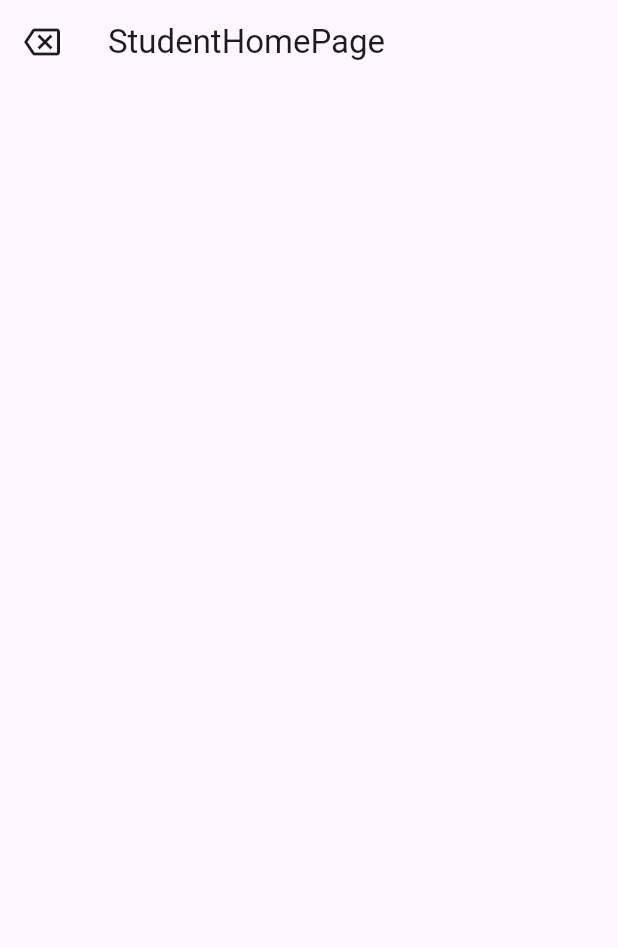
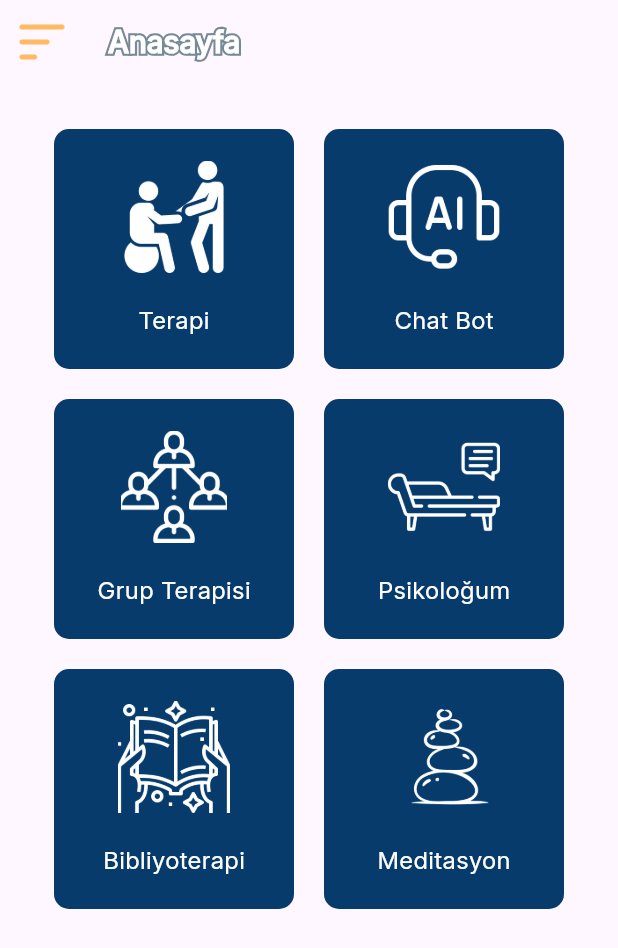
Before and after one commit to tugba0278/Benle-Kal, a Flutter app: the StudentHomePage screen opened by its route, on a phone screen of 412 x 824 dp. Shown: the top 948 px of the screen. Run offline on Flutter 3.47's test engine with Material 3 defaults, Android fonts, the light colour scheme and no system bars; our stand-ins replace firebase_auth, firebase_core; accounts and stored records are empty.

Commit message:
gridview and menu drawer design is added in student home page

```diff
--- /dev/null
+++ b/lib/design-classes/home_page_grid.dart
@@ -0,0 +1,49 @@
+import 'package:flutter/material.dart';
+import 'package:psychology_app/styles.dart';
+
+class HomePageGrid extends StatelessWidget {
+  final Color color;
+  final double height;
+  final double width;
+  final String imagePath;
+  final String text;
+
+  const HomePageGrid({
+    super.key,
+    this.color = const Color(0xFF063B6C),
+    this.height = 130,
+    this.width = 130,
+    required this.imagePath,
+    required this.text,
+  });
+
+  @override
+  Widget build(BuildContext context) {
+    return Container(
+      alignment: Alignment.center,
+      width: width,
+      height: height,
+      decoration: BoxDecoration(
+        borderRadius: BorderRadius.circular(10),
+        color: color,
+      ),
+      child: Column(
+        mainAxisAlignment: MainAxisAlignment.center,
+        children: [
+          Image.asset(
+            imagePath,
+            height: 75,
+            width: 75,
+          ),
+          const SizedBox(
+            height: 20,
+          ),
+          Text(
+            text,
+            style: gridTextStyle,
+          ),
+        ],
+      ),
+    );
+  }
+}
--- /dev/null
+++ b/lib/design-classes/stroke_text_widget.dart
@@ -0,0 +1,45 @@
+import 'package:flutter/material.dart';
+import 'package:psychology_app/styles.dart';
+
+class StrokeText extends StatelessWidget {
+  final String text;
+  final double fontSize;
+  final Color strokeColor;
+  final Color fillColor;
+
+  const StrokeText(
+      {super.key,
+      required this.text,
+      this.fontSize = 20,
+      this.strokeColor = const Color(0xFF798998),
+      this.fillColor = Colors.white});
+
+  @override
+  Widget build(BuildContext context) {
+    return Stack(
+      children: [
+        //Stroke çizgi
+        Text(
+          text,
+          style: TextStyle(
+              fontSize: fontSize,
+              fontWeight: fontWeightBold,
+              fontFamily: fontFamily,
+              foreground: Paint()
+                ..style = PaintingStyle.stroke
+                ..strokeWidth = 3
+                ..color = strokeColor),
+        ),
+        //fill(dolgu)
+        Text(
+          text,
+          style: TextStyle(
+              fontFamily: fontFamily,
+              fontSize: fontSize,
+              color: fillColor,
+              fontWeight: fontWeightBold),
+        )
+      ],
+    );
+  }
+}
--- a/lib/pages/student_home_page.dart
+++ b/lib/pages/student_home_page.dart
@@ -1,4 +1,9 @@
 import 'package:flutter/material.dart';
+import 'package:psychology_app/design-classes/home_page_grid.dart';
+import 'package:psychology_app/design-classes/logo_image.dart';
+import 'package:psychology_app/design-classes/stroke_text_widget.dart';
+import 'package:psychology_app/routes.dart';
+import 'package:psychology_app/styles.dart';
 
 class StudentHomePage extends StatefulWidget {
   const StudentHomePage({super.key});
@@ -8,12 +13,66 @@ class StudentHomePage extends StatefulWidget {
 }
 
 class _StudentHomePage extends State<StudentHomePage> {
+  final List<HomePageGrid> items = gridItemsList;
+  List<String> routeList = gridRouteList;
+  LogoImage logoImage = LogoImage(width: 30, height: 30);
+
   @override
   Widget build(BuildContext context) {
     return Scaffold(
       appBar: AppBar(
-        title: Text('StudentHomePage'),
-        leading: Icon(Icons.backspace_outlined),
+        title: const StrokeText(text: 'Anasayfa'),
+        leading: Builder(
+          builder: (context) => IconButton(
+              onPressed: () {
+                Scaffold.of(context).openDrawer();
+              },
+              icon: homeMenuVectorStyle),
+        ),
+      ),
+      drawer: Drawer(
+        backgroundColor: Colors.white,
+        child: ListView(
+          children: [
+            SizedBox(
+              height: 200,
+              child: logoImage.buildImage(context),
+            ),
+            ListTile(
+              title: const Text('Kullanıcı Profili'),
+              onTap: () {
+                Navigator.pop(context);
+              },
+            ),
+          ],
+        ),
+      ),
+      body: Center(
+        child: SizedBox(
+          height: 800,
+          width: 400,
+          child: GridView.builder(
+            gridDelegate: const SliverGridDelegateWithFixedCrossAxisCount(
+                crossAxisCount: 2, // İki sütun
+                crossAxisSpacing:
+                    20, //soldan sağa iki container arası boşluk miktarı
+                mainAxisSpacing:
+                    20, //yukarıdan aşağıya iki container arası boşluk miktarı
+                childAspectRatio: 1.0),
+            padding: const EdgeInsets.all(30),
+            itemCount: items.length,
+            itemBuilder: (context, index) {
+              final item = items[index];
+              return GestureDetector(
+                  //grid'in üstüne tıklandığında sayfaya geçiş yapmak için
+                  onTap: () {
+                    Navigator.pushNamed(context, routeList[index]);
+                  },
+                  child: //grid görünümü için container widget'ı
+                      HomePageGrid(imagePath: item.imagePath, text: item.text));
+            },
+          ),
+        ),
       ),
     );
   }
--- a/lib/routes.dart
+++ b/lib/routes.dart
@@ -1,3 +1,5 @@
+import 'package:psychology_app/design-classes/home_page_grid.dart';
+
 const splashPageRoute = "/splash";
 const loginOptionsPageRoute = "/login-options";
 const loginStudentPageRoute = "/login-student";
@@ -6,3 +8,27 @@ const loginPsychologistPageRoute = "/login-psychologist";
 const registerPsychologistPageRoute = "/register-psychologist";
 const studentHomePageRoute = "/student/home-page";
 const psychologHomePageRoute = "/psycholog-home-page";
+
+const gridItemsList = [
+  HomePageGrid(
+      imagePath: 'lib/assets/images/therapy-image.png', text: 'Terapi'),
+  HomePageGrid(
+      imagePath: 'lib/assets/images/chat-bot-image.png', text: 'Chat Bot'),
+  HomePageGrid(
+      imagePath: 'lib/assets/images/group-therapy-image.png',
+      text: 'Grup Terapisi'),
+  HomePageGrid(
+      imagePath: 'lib/assets/images/personal-psycholog-image.png',
+      text: 'Psikoloğum'),
+  HomePageGrid(
+      imagePath: 'lib/assets/images/bibliotherapy-image.png',
+      text: 'Bibliyoterapi'),
+  HomePageGrid(
+      imagePath: 'lib/assets/images/meditation-image.png', text: 'Meditasyon'),
+];
+
+const gridRouteList = [
+  loginOptionsPageRoute,
+  loginStudentPageRoute,
+  loginPsychologistPageRoute
+];
--- a/lib/styles.dart
+++ b/lib/styles.dart
@@ -1,10 +1,14 @@
 import 'package:flutter/material.dart';
+
+const fontFamily = "Inter";
+const fontWeightRegular = FontWeight.w400;
+const fontWeightBold = FontWeight.w800;
 
 const splashTextStyle = TextStyle(
   color: Color(0xFF063B6C),
   fontSize: 18,
   fontWeight: FontWeight.w500,
-  fontFamily: "Inter",
+  fontFamily: fontFamily,
 );
 
 final curvedArrowStyle = Image.asset(
@@ -26,8 +30,8 @@ var optionsButtonStyle = OutlinedButton.styleFrom(
 const optionsTextStyle = TextStyle(
     color: Color(0xFF000000),
     fontSize: 18,
-    fontFamily: "Inter",
-    fontWeight: FontWeight.w400);
+    fontFamily: fontFamily,
+    fontWeight: fontWeightRegular);
 
 final psyImageStyle = Image.asset(
   'lib/assets/images/psychologist.png',
@@ -51,15 +55,15 @@ var logRegButtonStyle = OutlinedButton.styleFrom(
 const logRegTextStyle = TextStyle(
     color: Colors.white,
     fontSize: 16,
-    fontFamily: "Inter",
-    fontWeight: FontWeight.w400);
+    fontFamily: fontFamily,
+    fontWeight: fontWeightRegular);
 
 var textButtonStyle = TextButton.styleFrom(
     textStyle: const TextStyle(
       color: Colors.black,
       fontSize: 15,
-      fontFamily: "Inter",
-      fontWeight: FontWeight.w400,
+      fontFamily: fontFamily,
+      fontWeight: fontWeightRegular,
     ),
     foregroundColor: Colors.black);
 
@@ -67,8 +71,8 @@ var textButtonStyle2 = TextButton.styleFrom(
     textStyle: const TextStyle(
       //color: Color(0xFFC96868),
       fontSize: 15,
-      fontFamily: "Inter",
-      fontWeight: FontWeight.w400,
+      fontFamily: fontFamily,
+      fontWeight: fontWeightRegular,
     ),
     foregroundColor: const Color.fromRGBO(201, 104, 104, 52));
 
@@ -82,14 +86,14 @@ var errorTextButtonStyle = OutlinedButton.styleFrom(
 const errorTextStyle = TextStyle(
     color: Colors.white,
     fontSize: 14,
-    fontFamily: "Inter",
-    fontWeight: FontWeight.w400);
+    fontFamily: fontFamily,
+    fontWeight: fontWeightRegular);
 
 const formTextStyle = TextStyle(
     color: Color(0xFFC96868),
     fontSize: 16,
-    fontFamily: "Inter",
-    fontWeight: FontWeight.w400);
+    fontFamily: fontFamily,
+    fontWeight: fontWeightRegular);
 
 const formBorderStyle = OutlineInputBorder(
     borderRadius: BorderRadius.all(Radius.circular(30)),
@@ -99,6 +103,21 @@ const formFocusBorderStyle = OutlineInputBorder(
     borderRadius: BorderRadius.all(Radius.circular(30)),
     borderSide:
         BorderSide(color: Color.fromARGB(255, 255, 183, 183), width: 1));
+
+const gridTextStyle = TextStyle(
+    color: Colors.white,
+    fontSize: 16,
+    fontFamily: fontFamily,
+    fontWeight: fontWeightRegular);
+
+const titleTextStyle = TextStyle(
+    shadows: [
+      Shadow(offset: Offset(0, 0), color: Color(0xFF798998), blurRadius: 9)
+    ],
+    color: Colors.white,
+    fontSize: 20,
+    fontFamily: fontFamily,
+    fontWeight: fontWeightBold);
 
 final backVectorStyle = Image.asset(
   'lib/assets/vector/back.png',
@@ -111,3 +130,9 @@ final psychologLogoStyle = Image.asset(
   height: 85,
   width: 85,
 );
+
+final homeMenuVectorStyle = Image.asset(
+  'lib/assets/vector/menu-symbol.png',
+  height: 40,
+  width: 40,
+);
--- a/pubspec.yaml
+++ b/pubspec.yaml
@@ -85,7 +85,6 @@ flutter:
         - asset: lib/assets/fonts/Inter_18pt-Regular.ttf
           weight: 400
         - asset: lib/assets/fonts/Inter_18pt-Medium.ttf
-          style: italic
           weight: 500
     - family: Island Moments
       fonts:
```
Also changed, not shown: lib/assets/images/bibliotherapy-image.png (added), lib/assets/images/chat-bot-image.png (added), lib/assets/images/group-therapy-image.png (added), lib/assets/images/meditation-image.png (added), lib/assets/images/personal-psycholog-image.png (added), lib/assets/images/therapy-image.png (added), lib/assets/vector/home-symbol.png (added), lib/assets/vector/menu-symbol.png (added).
